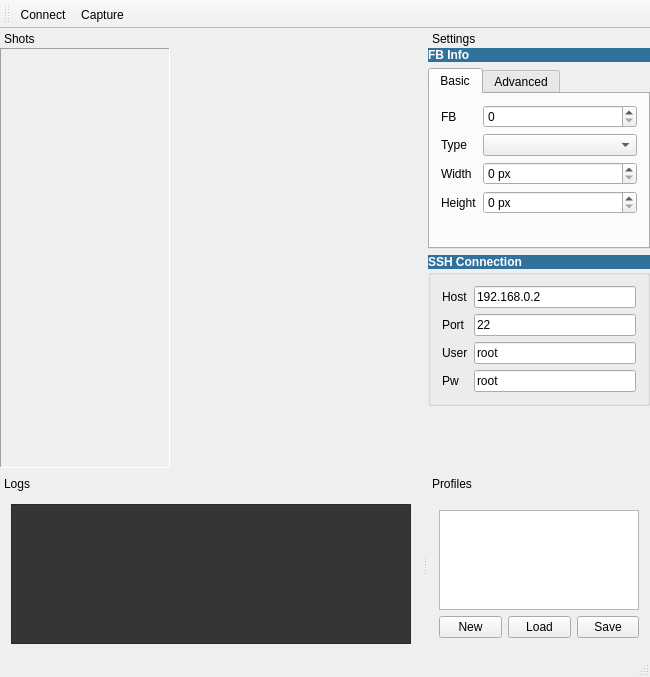
Old version of the form ui/rfbss.ui in the repository lucadesogus/remote-framebuffer-screenshotter.
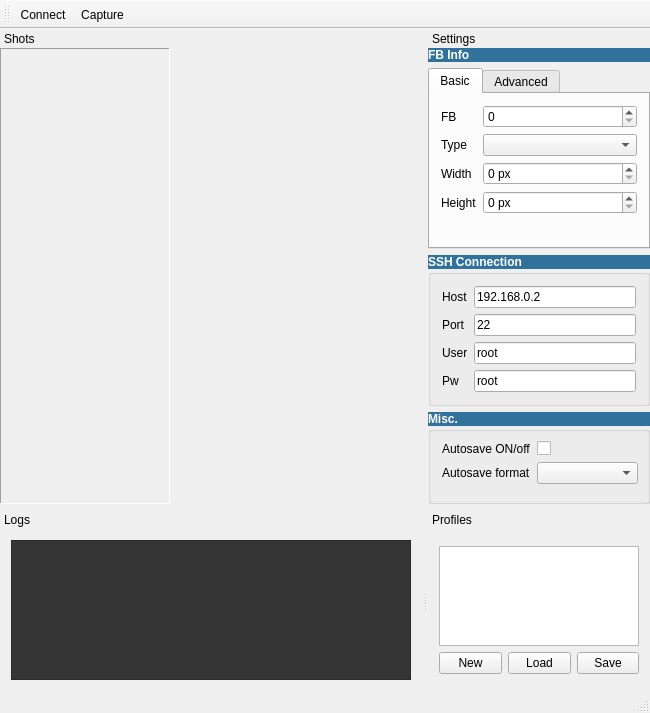
New version of the form. Icons and pictures are not drawn.

Commit message: add autosave setting

The edit to the form file:
```diff
--- a/ui/rfbss.ui
+++ b/ui/rfbss.ui
@@ -112,7 +112,7 @@
    <property name="minimumSize">
     <size>
      <width>222</width>
-     <height>389</height>
+     <height>428</height>
     </size>
    </property>
    <property name="maximumSize">
@@ -363,6 +363,9 @@
        <property name="topMargin">
         <number>0</number>
        </property>
+       <property name="bottomMargin">
+        <number>0</number>
+       </property>
        <item>
         <widget class="QLabel" name="label_8">
          <property name="sizePolicy">
@@ -486,7 +489,66 @@
          </layout>
         </widget>
        </item>
+      </layout>
+     </item>
        <item>
+      <layout class="QVBoxLayout" name="verticalLayout_8">
+       <property name="spacing">
+        <number>0</number>
+       </property>
+       <property name="topMargin">
+        <number>0</number>
+       </property>
+       <property name="bottomMargin">
+        <number>0</number>
+       </property>
+       <item>
+        <widget class="QLabel" name="label_15">
+         <property name="styleSheet">
+          <string notr="true">background-color:#30729C; color:white;font:bold;</string>
+         </property>
+         <property name="text">
+          <string>Misc.</string>
+         </property>
+        </widget>
+       </item>
+       <item>
+        <widget class="QGroupBox" name="groupBox_2">
+         <property name="title">
+          <string/>
+         </property>
+         <layout class="QFormLayout" name="formLayout_4">
+          <property name="topMargin">
+           <number>9</number>
+          </property>
+          <property name="rightMargin">
+           <number>9</number>
+          </property>
+          <item row="0" column="0">
+           <widget class="QLabel" name="label_13">
+            <property name="text">
+             <string>Autosave ON/off</string>
+            </property>
+           </widget>
+          </item>
+          <item row="1" column="0">
+           <widget class="QLabel" name="label_14">
+            <property name="text">
+             <string>Autosave format</string>
+            </property>
+           </widget>
+          </item>
+          <item row="1" column="1">
+           <widget class="QComboBox" name="cmbBoxAutosaveFormat"/>
+          </item>
+          <item row="0" column="1">
+           <widget class="QCheckBox" name="chkBoxAutosaveScreenshot">
+            <property name="text">
+             <string/>
+            </property>
+           </widget>
+          </item>
+          <item row="2" column="0" colspan="2">
         <spacer name="verticalSpacer_2">
          <property name="orientation">
           <enum>Qt::Vertical</enum>
@@ -501,6 +563,9 @@
           </size>
          </property>
         </spacer>
+          </item>
+         </layout>
+        </widget>
        </item>
       </layout>
      </item>
```
Lines whose indentation alone changed are shown as unchanged. The commit also changes 2 other files.
